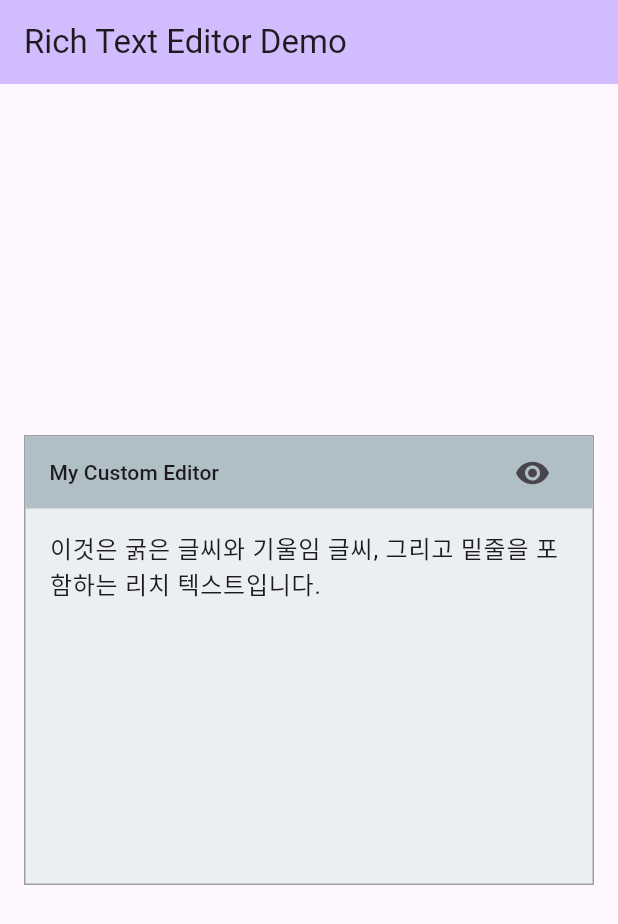
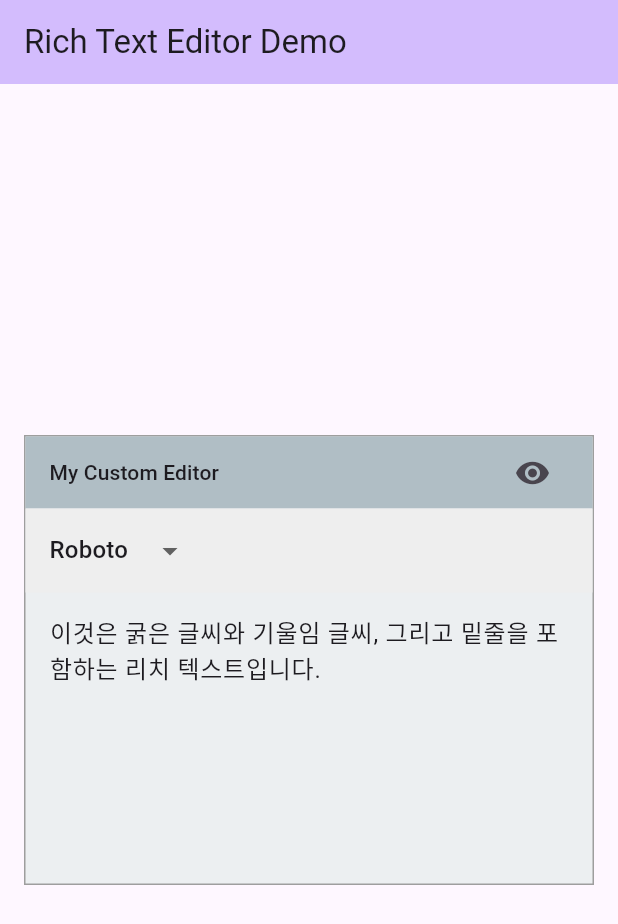
Before and after one commit to cretaDomain/rich_text_editor, a Flutter app: the screen it shows after launch, after a tap on the "edit" icon, on a phone screen of 412 x 824 dp. Shown: the top 924 px of the screen. Run offline on Flutter 3.47's test engine with Material 3 defaults, Android fonts, the phone set to English and light mode, and no system bars.

Commit message:
phase 5-1,5-2

```diff
--- a/lib/main.dart
+++ b/lib/main.dart
@@ -143,6 +143,7 @@ class _MyHomePageState extends State<MyHomePage> {
             backgroundColor: Colors.blueGrey.shade50,
             titleBarColor: Colors.blueGrey.shade200,
             initialMode: EditorMode.view,
+            fontList: const ['Roboto', 'Arial', 'Courier'],
           ),
         ),
       ),
--- a/lib/src/controllers/rich_text_editor_controller.dart
+++ b/lib/src/controllers/rich_text_editor_controller.dart
@@ -1,5 +1,6 @@
 import 'package:flutter/foundation.dart';
 import 'package:rich_text_editor/src/models/document_model.dart';
+import 'package:rich_text_editor/src/models/span_attribute.dart';
 import 'package:rich_text_editor/src/models/text_span_model.dart';
 
 /// 에디터의 모드를 정의합니다. (편집 모드 / 뷰 모드)
@@ -18,11 +19,17 @@ class RichTextEditorController extends ChangeNotifier {
   /// 에디터가 현재 가지고 있는 문서 데이터입니다.
   DocumentModel _document = const DocumentModel();
 
+  /// 현재 툴바 또는 다음 입력에 적용될 스타일 속성입니다.
+  SpanAttribute _currentStyle = const SpanAttribute();
+
   /// 현재 모드를 반환합니다.
   EditorMode get mode => _mode;
 
   /// 현재 문서를 반환합니다.
   DocumentModel get document => _document;
+
+  /// 현재 스타일 속성을 반환합니다.
+  SpanAttribute get currentStyle => _currentStyle;
 
   /// 에디터 모드를 변경하고, 변경 사항을 구독자에게 알립니다.
   void setMode(EditorMode newMode) {
@@ -55,5 +62,11 @@ class RichTextEditorController extends ChangeNotifier {
     notifyListeners();
   }
 
+  /// 폰트 패밀리를 변경하고, 변경 사항을 알립니다.
+  void changeFontFamily(String fontFamily) {
+    _currentStyle = _currentStyle.copyWith(fontFamily: fontFamily);
+    notifyListeners();
+  }
+
   // 개발 단계에 따라 이곳에 에디터의 상태를 관리하는 속성과 메서드가 추가될 예정입니다.
 }
--- a/lib/src/widgets/rich_text_editor.dart
+++ b/lib/src/widgets/rich_text_editor.dart
@@ -1,6 +1,7 @@
 import 'package:flutter/material.dart';
 import '../controllers/rich_text_editor_controller.dart';
 import '../views/document_view.dart';
+import 'toolbar.dart';
 
 /// 실제 UI를 렌더링하는 Rich Text Editor 위젯입니다.
 ///
@@ -18,6 +19,7 @@ class RichTextEditor extends StatefulWidget {
     this.titleBarColor,
     this.titleBarHeight = 48.0,
     this.initialMode = EditorMode.edit,
+    this.fontList = const [],
   });
 
   /// 위젯의 상태를 관리하는 컨트롤러입니다.
@@ -46,6 +48,9 @@ class RichTextEditor extends StatefulWidget {
 
   /// 위젯이 처음 생성될 때의 초기 모드입니다. (기본값: 편집 모드)
   final EditorMode initialMode;
+
+  /// 폰트 드롭다운에 표시될 폰트 리스트입니다.
+  final List<String> fontList;
 
   @override
   State<RichTextEditor> createState() => _RichTextEditorState();
@@ -169,6 +174,13 @@ class _RichTextEditorState extends State<RichTextEditor> {
               ),
             ),
 
+          // 편집 모드일 때만 툴바를 표시합니다.
+          if (widget.controller.mode == EditorMode.edit)
+            Toolbar(
+              controller: widget.controller,
+              fontList: widget.fontList,
+            ),
+
           // 에디터 본문 영역
           Expanded(
             child: _buildEditorBody(),
--- /dev/null
+++ b/lib/src/widgets/toolbar.dart
@@ -0,0 +1,47 @@
+import 'package:flutter/material.dart';
+import '../controllers/rich_text_editor_controller.dart';
+
+/// 텍스트 스타일링을 위한 도구 모음(Toolbar) 위젯입니다.
+class Toolbar extends StatelessWidget {
+  const Toolbar({
+    super.key,
+    required this.controller,
+    required this.fontList,
+  });
+
+  /// 위젯의 상태를 관리하는 컨트롤러입니다.
+  final RichTextEditorController controller;
+
+  /// 폰트 드롭다운에 표시될 폰트 리스트입니다.
+  final List<String> fontList;
+
+  @override
+  Widget build(BuildContext context) {
+    return Container(
+      height: 56,
+      color: Colors.grey.shade200,
+      padding: const EdgeInsets.symmetric(horizontal: 16.0),
+      child: Row(
+        children: [
+          // 폰트 리스트가 비어있지 않은 경우에만 드롭다운을 표시합니다.
+          if (fontList.isNotEmpty)
+            DropdownButton<String>(
+              value: controller.currentStyle.fontFamily ?? fontList.first,
+              onChanged: (String? newValue) {
+                if (newValue != null) {
+                  controller.changeFontFamily(newValue);
+                }
+              },
+              items: fontList.map<DropdownMenuItem<String>>((String value) {
+                return DropdownMenuItem<String>(
+                  value: value,
+                  child: Text(value, style: TextStyle(fontFamily: value)),
+                );
+              }).toList(),
+              underline: Container(), // 기본 밑줄 제거
+            ),
+        ],
+      ),
+    );
+  }
+}
```
Also changed, not shown: 1 other file.
